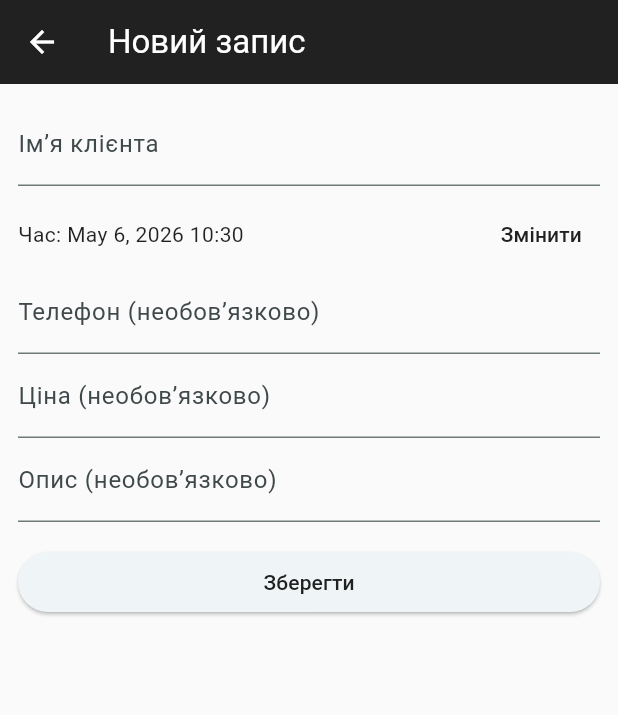
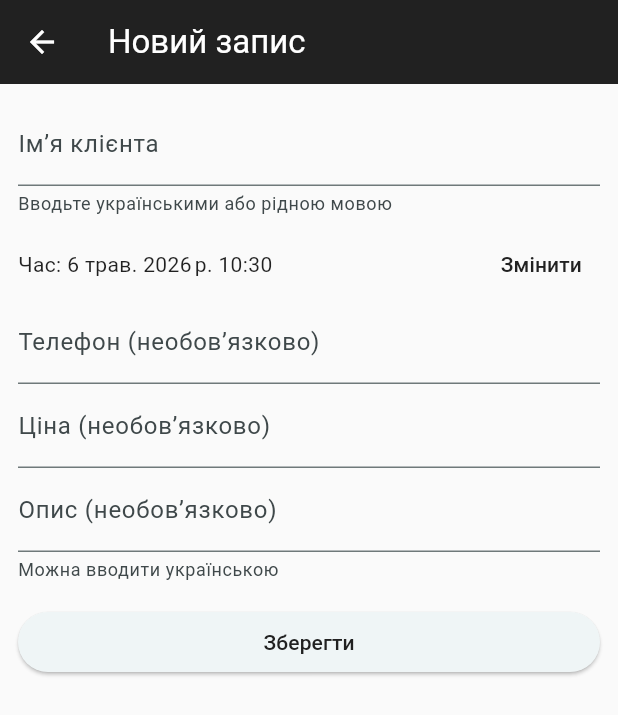
Before and after one commit to robberRds/beautydiary, a Flutter app: the NewAppointmentScreen screen opened by its route, on a phone screen of 412 x 824 dp. Shown: the top 715 px of the screen. Run offline on Flutter 3.47's test engine with Material 3 defaults, Android fonts, the phone set to English and light mode, and no system bars; our stand-ins replace font_awesome_flutter, printing, shared_preferences, sqflite, table_calendar; missing offline and left inert: excel; accounts and stored records are empty.

Commit message:
feat: support Ukrainian input hints and Ukrainian date formatting in NewAppointmentScreen

```diff
--- a/lib/screens/new_appointment_screen.dart
+++ b/lib/screens/new_appointment_screen.dart
@@ -136,12 +136,13 @@ class _NewAppointmentScreenState extends State<NewAppointmentScreen> {
             children: [
               TextFormField(
                 controller: _nameCtl,
-                decoration: const InputDecoration(labelText: 'Імʼя клієнта'),
+                decoration: const InputDecoration(labelText: 'Імʼя клієнта', helperText: 'Вводьте українськими або рідною мовою'),
+                textCapitalization: TextCapitalization.words,
                 validator: (v) => v == null || v.trim().isEmpty ? 'Обовʼязково' : null,
               ),
               const SizedBox(height: 8),
               Row(children: [
-                Expanded(child: Text('Час: ${DateFormat.yMMMd().add_Hm().format(_dt)}')),
+                Expanded(child: Text('Час: ${DateFormat.yMMMd('uk').add_Hm().format(_dt)}')),
                 TextButton(onPressed: _pickDateTime, child: const Text('Змінити'))
               ]),
               TextFormField(
@@ -170,7 +171,8 @@ class _NewAppointmentScreenState extends State<NewAppointmentScreen> {
               ),
               TextFormField(
                 controller: _noteCtl,
-                decoration: const InputDecoration(labelText: 'Опис (необовʼязково)'),
+                decoration: const InputDecoration(labelText: 'Опис (необовʼязково)', helperText: 'Можна вводити українською'),
+                textCapitalization: TextCapitalization.sentences,
               ),
               const SizedBox(height: 16),
               ElevatedButton(onPressed: _save, child: const Text('Зберегти'))
```
